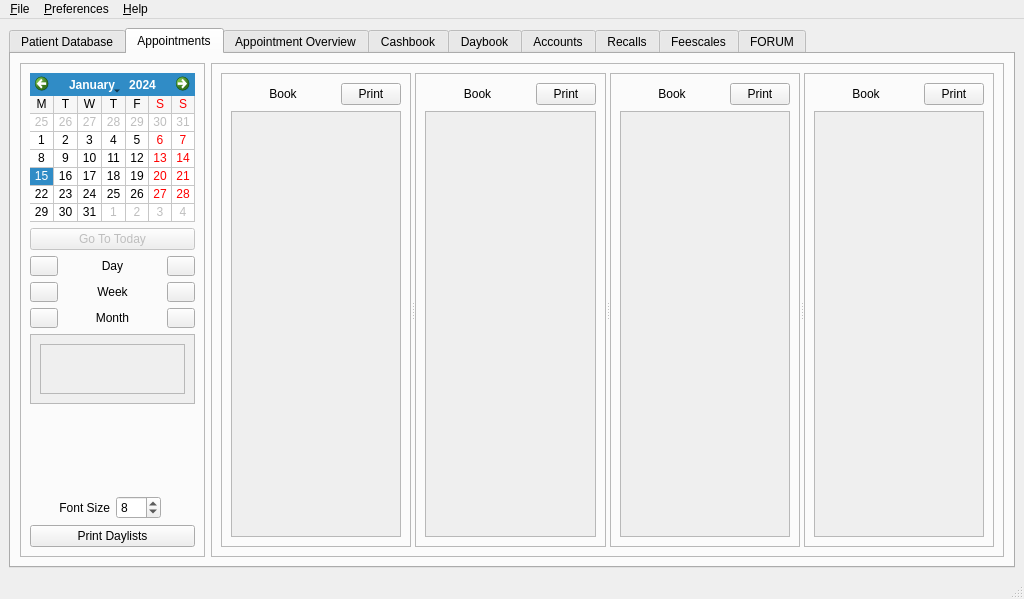
Qt form qt-designer/main.ui (rowinggolfer/openmolar1) before a commit.
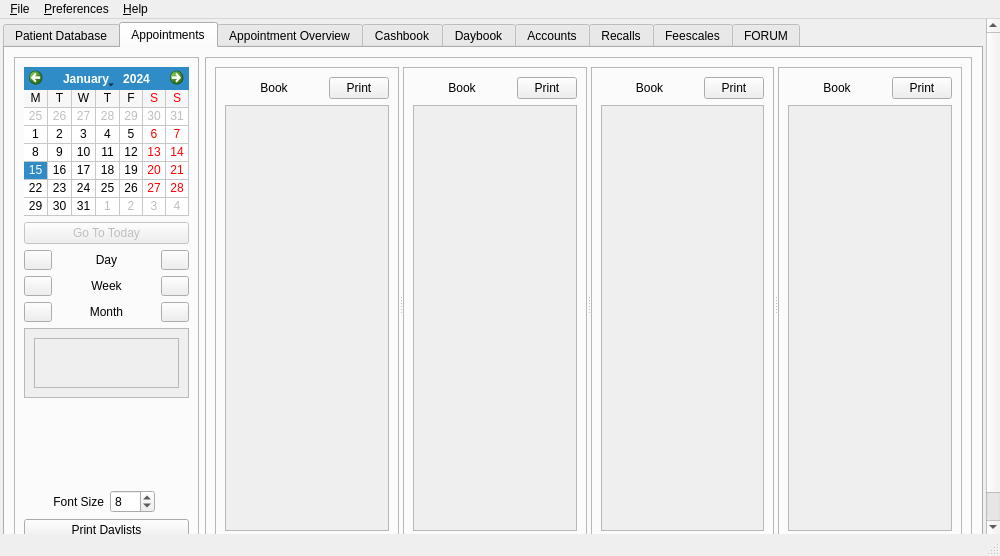
The same form after that commit. The open tabs and pages were chosen to show the change. Icons and pictures are not drawn.

Commit message: added top level scroll area for small screen support

```diff
--- a/qt-designer/main.ui
+++ b/qt-designer/main.ui
@@ -6,8 +6,8 @@
    <rect>
     <x>0</x>
     <y>0</y>
-    <width>1024</width>
-    <height>593</height>
+    <width>1000</width>
+    <height>556</height>
    </rect>
   </property>
   <property name="sizePolicy">
@@ -42,14 +42,44 @@
    <bool>false</bool>
   </property>
   <widget class="QWidget" name="centralwidget">
+   <layout class="QVBoxLayout" name="verticalLayout_18">
+    <property name="spacing">
+     <number>0</number>
+    </property>
+    <property name="margin">
+     <number>0</number>
+    </property>
+    <item>
+     <widget class="QScrollArea" name="scrollArea_7">
+      <property name="frameShape">
+       <enum>QFrame::NoFrame</enum>
+      </property>
+      <property name="widgetResizable">
+       <bool>true</bool>
+      </property>
+      <widget class="QWidget" name="scrollAreaWidgetContents_12">
+       <property name="geometry">
+        <rect>
+         <x>0</x>
+         <y>0</y>
+         <width>984</width>
+         <height>535</height>
+        </rect>
+       </property>
    <layout class="QHBoxLayout" name="horizontalLayout_7">
+        <property name="spacing">
+         <number>3</number>
+        </property>
+        <property name="margin">
+         <number>3</number>
+        </property>
     <item>
      <widget class="QTabWidget" name="main_tabWidget">
       <property name="tabShape">
        <enum>QTabWidget::Rounded</enum>
       </property>
       <property name="currentIndex">
-       <number>2</number>
+           <number>7</number>
       </property>
       <widget class="QWidget" name="tab_10">
        <attribute name="icon">
@@ -3907,7 +3937,7 @@
                    <rect>
                     <x>0</x>
                     <y>0</y>
-                    <width>156</width>
+                        <width>122</width>
                     <height>405</height>
                    </rect>
                   </property>
@@ -3974,7 +4004,7 @@
                    <rect>
                     <x>0</x>
                     <y>0</y>
-                    <width>156</width>
+                        <width>123</width>
                     <height>405</height>
                    </rect>
                   </property>
@@ -4040,7 +4070,7 @@
                    <rect>
                     <x>0</x>
                     <y>0</y>
-                    <width>155</width>
+                        <width>122</width>
                     <height>405</height>
                    </rect>
                   </property>
@@ -4068,7 +4098,7 @@
                    <rect>
                     <x>0</x>
                     <y>0</y>
-                    <width>156</width>
+                        <width>122</width>
                     <height>405</height>
                    </rect>
                   </property>
@@ -5559,13 +5589,19 @@
      </widget>
     </item>
    </layout>
+       <zorder>main_tabWidget</zorder>
+       <zorder>main_tabWidget</zorder>
+      </widget>
+     </widget>
+    </item>
+   </layout>
   </widget>
   <widget class="QMenuBar" name="menubar">
    <property name="geometry">
     <rect>
      <x>0</x>
      <y>0</y>
-     <width>1024</width>
+     <width>1000</width>
      <height>23</height>
     </rect>
    </property>
```
Lines whose indentation alone changed are shown as unchanged. The commit also changes 2 other files.
